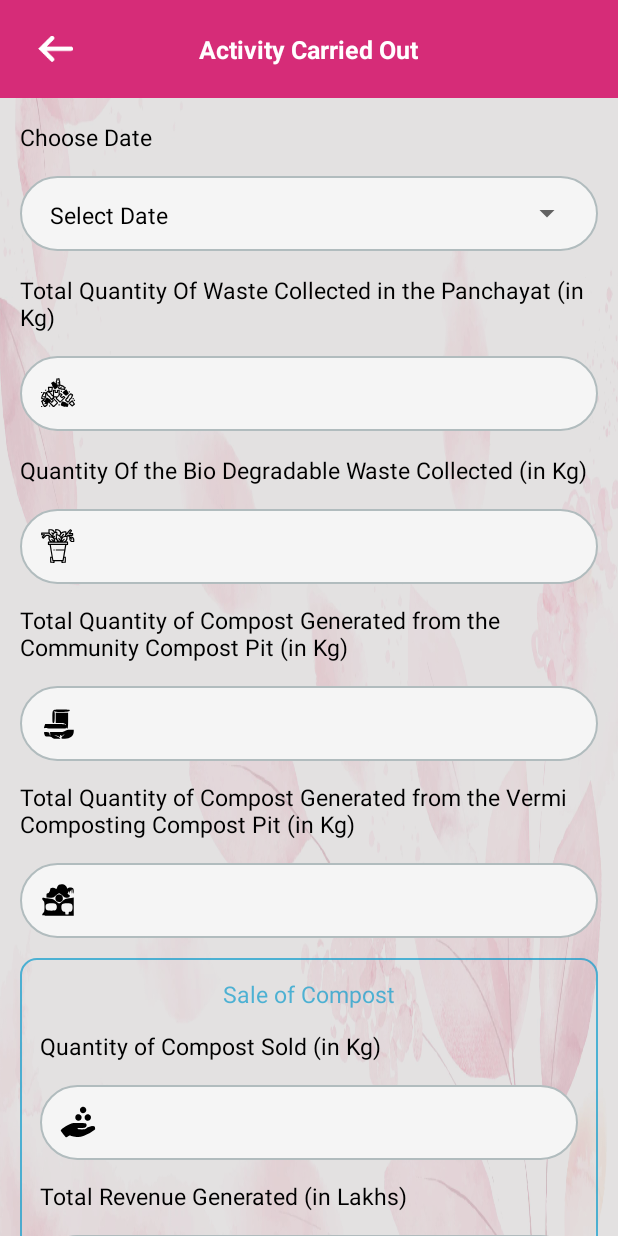
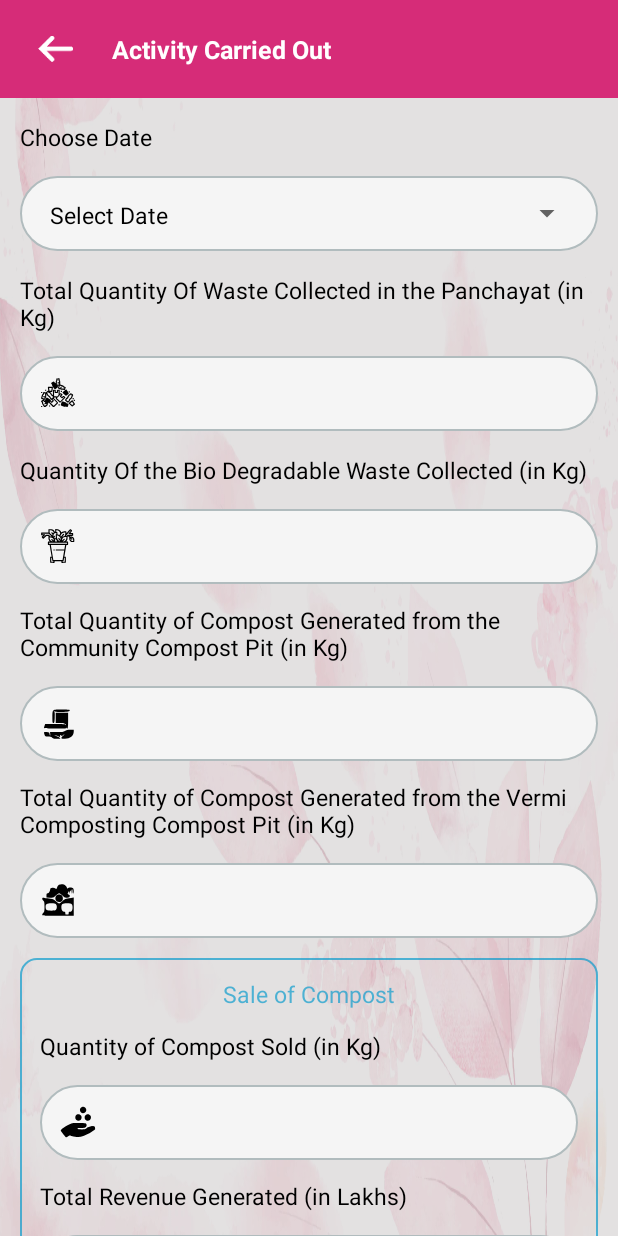
Before and after one commit to TNRDANDROID/TooimaiKavalar, an Android app: the AddCarriedOutsScreen screen opened directly, with no data from a screen before it, on a phone screen of 412 x 824 dp. Run offline under Robolectric (Android 15) with nearby library versions, the phone set to English and light mode, and no system bars; our stand-ins replace data binding, sdp/ssp sizes; libraries missing offline, so code that uses them is left out: com.github.barteksc.pdfviewer, com.karumi.dexter, es.dmoral.toasty; plain views replace PDFView; pictures from the network do not load; 2 statements that could not run were skipped.

Commit message:
language correction

```diff
--- a/app/build.gradle
+++ b/app/build.gradle
@@ -50,7 +50,7 @@ android {
             proguardFiles getDefaultProguardFile('proguard-android.txt'), 'proguard-rules.pro'
         }
         production {
-            debuggable true
+            debuggable false
             testCoverageEnabled true
             minifyEnabled false
             shrinkResources false
--- a/app/src/main/java/com/nic/thooimaikaavalar/activity/LoginScreen.java
+++ b/app/src/main/java/com/nic/thooimaikaavalar/activity/LoginScreen.java
@@ -222,7 +222,7 @@ public class LoginScreen extends AppCompatActivity implements View.OnClickListen
     }
 
     public void checkLoginScreen() {
-        /*loginScreenBinding.userName.setText("kpmkcpmvp1u3");
+       /* loginScreenBinding.userName.setText("kpmkcpmvp1u3");
         loginScreenBinding.userPassword.setText("test123#$");*/
 
         /*loginScreenBinding.userName.setText("kpmkcpmvp1u3");
@@ -231,8 +231,8 @@ public class LoginScreen extends AppCompatActivity implements View.OnClickListen
         /*loginScreenBinding.userName.setText("maedemo");
         loginScreenBinding.password.setText("crd123#$");*/
 
-        loginScreenBinding.userName.setText("tkssnklvp13");
-        loginScreenBinding.userPassword.setText("rdas716#$");
+       /* loginScreenBinding.userName.setText("tkssnklvp13");
+        loginScreenBinding.userPassword.setText("rdas716#$");*/
 
         final String username = loginScreenBinding.userName.getText().toString().trim();
         final String password = loginScreenBinding.userPassword.getText().toString().trim();
--- a/app/src/main/res/layout/activity_add_carried_outs_screen.xml
+++ b/app/src/main/res/layout/activity_add_carried_outs_screen.xml
@@ -37,12 +37,14 @@
                     android:contentDescription="@string/back_icon"/>
 
                 <TextView
-                    android:layout_width="wrap_content"
+                    android:layout_width="match_parent"
                     android:layout_height="wrap_content"
                     android:id="@+id/title"
                     android:textColor="@color/white"
                     android:textSize="@dimen/_13sdp"
-                    android:text="@string/activity_carried_out"
+                    android:layout_toRightOf="@+id/back_img"
+                    android:layout_toLeftOf="@+id/waste_dump_img"
+                    android:text="@string/daily_activity_carried_out"
                     android:fontFamily="@string/tamil_font"
                     android:layout_centerInParent="true"
                     android:textStyle="bold"/>
@@ -51,6 +53,7 @@
                     android:layout_width="wrap_content"
                     android:layout_height="wrap_content"
                     android:id="@+id/waste_dump_img"
+                    android:layout_toRightOf="@+id/title_tv"
                     android:src="@drawable/ic_boi_degradable_waste"
                     android:padding="@dimen/_10sdp"
                     android:tint="@color/white"
--- a/app/src/main/res/layout/activity_master_form_swm_entry.xml
+++ b/app/src/main/res/layout/activity_master_form_swm_entry.xml
@@ -200,7 +200,7 @@
                                 android:id="@+id/no_of_thooimai_kaavalars_working"
                                 android:fontFamily="@string/tamil_font"
                                 android:background="@color/full_transparent"
-                                android:hint="@string/please_specify"
+                                android:hint="@string/please_specify_count"
                                 android:textColor="@color/black"
                                 android:textSize="@dimen/_12sdp"
                                 android:visibility="visible"
--- a/app/src/main/res/layout/activity_new_main_page.xml
+++ b/app/src/main/res/layout/activity_new_main_page.xml
@@ -106,7 +106,7 @@
                             android:id="@+id/mcc_name"
                             android:fontFamily="@string/tamil_font"
                             android:background="@color/full_transparent"
-                            android:hint="@string/enter_mcc_name"
+                            android:hint="@string/enter_mcc"
                             android:textColor="@color/black"
                             android:textSize="@dimen/_12sdp"
                             android:visibility="visible"
--- a/app/src/main/res/layout/assets_recycler_item.xml
+++ b/app/src/main/res/layout/assets_recycler_item.xml
@@ -62,7 +62,7 @@
                 android:gravity="start"
                 android:textSize="13sp"
                 android:id="@+id/asset_name"
-                android:text="Is This Working ?"
+                android:text="@string/is_this_working"
                 android:fontFamily="@string/tamil_font" />
 
             <TextView
@@ -73,7 +73,7 @@
                 android:gravity="start"
                 android:textSize="13sp"
                 android:id="@+id/ques"
-                android:text="Is This Working ?"
+                android:text="@string/is_this_working"
                 android:fontFamily="@string/tamil_font" />
             <TextView
                 android:layout_width="wrap_content"
--- a/app/src/main/res/layout/new_waste_collected_entry.xml
+++ b/app/src/main/res/layout/new_waste_collected_entry.xml
@@ -83,11 +83,12 @@
                                 android:layout_width="wrap_content"
                                 android:layout_height="wrap_content"
                                 android:id="@+id/welcome_tv"
+                                android:visibility="gone"
                                 android:textColor="@color/red"
                                 android:textSize="@dimen/_15sdp"
                                 android:textStyle="bold"
                                 android:layout_marginStart="@dimen/_15sdp"
-                                android:text="@string/welcome_back"/>
+                                android:text="@string/waste_collected_entry_form"/>
 
 
                         </RelativeLayout>
--- a/app/src/main/res/values/strings.xml
+++ b/app/src/main/res/values/strings.xml
@@ -31,6 +31,7 @@
     <string name="select_habitation">Select Habitation</string>
     <string name="select_water_supply">Select Water Supply Availability</string>
     <string name="please_specify">Please Specify</string>
+    <string name="please_specify_count">Please Specify Count</string>
     <string name="add_thooimai_kaavalar">Add Thooimai Kaavalar</string>
     <string name="submit">Submit</string>
     <string name="go">Go</string>
@@ -43,6 +44,7 @@
     <string name="add_new_mcc">Add New MCC</string>
     <string name="edit_mcc">View/Edit MCC</string>
     <string name="enter_mcc_name">Enter MCC Name</string>
+    <string name="enter_mcc">Enter MCC Name</string>
     <string name="please_enter_mcc_name">Please Enter MCC Name</string>
     <string name="select_date_of_commencement">Select Date Of Commencement</string>
     <string name="capture_mcc_center">Capture MICRO COMPOSTING CENTRE</string>
@@ -282,6 +284,7 @@
     <string name="daily_collected_entry">Daily Collected Entry</string>
     <string name="waste_collected_details">Waste Collected Details</string>
     <string name="activity_carried_out">Activity Carried Out</string>
+    <string name="daily_activity_carried_out">Activity Carried Out</string>
     <string name="micro_composting_center">Micro Composting Center</string>
     <string name="add_carried_out">Activity Carried Out</string>
     <string name="solid_waste_management">Solid Waste Management</string>
@@ -329,5 +332,6 @@
     <string name="quantity">Quantity</string>
     <string name="amount">Amount</string>
     <string name="cheque">Cheque</string>
+    <string name="is_this_working">Is This Working ?</string>
 
 </resources>
```
Also changed, not shown: 2 other files.
